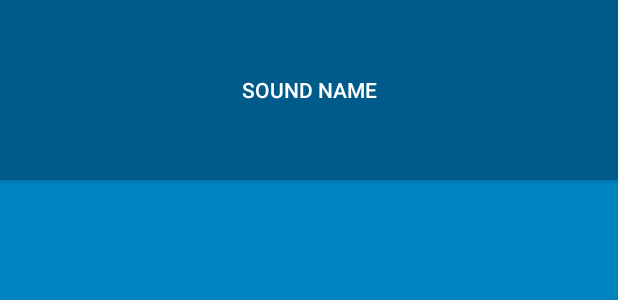
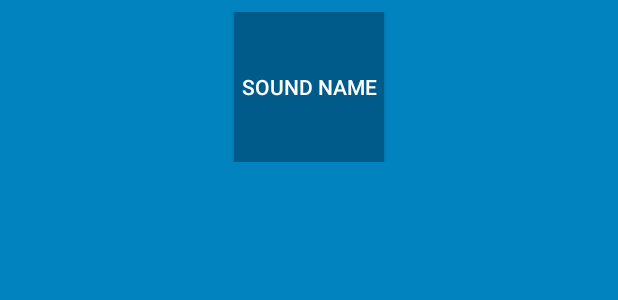
Before and after one commit to bnickodemus/BeatBox, an Android app: the layout list_item_sound.xml on its own in the app's theme, with its tools: preview values and no code run, on a phone screen of 412 x 824 dp. Shown: the top 300 px of the screen. Run offline under Robolectric (Android 15) with nearby library versions, the light colour scheme and no system bars.

Commit message:
made buttons uniform

```diff
--- a/app/src/main/res/layout/list_item_sound.xml
+++ b/app/src/main/res/layout/list_item_sound.xml
@@ -6,10 +6,16 @@
             name="viewModel"
             type="com.brocnickodemus.beatbox.SoundViewModel"/>
     </data>
+    <FrameLayout
+        android:layout_width="match_parent"
+        android:layout_height="wrap_content"
+        android:layout_margin="8dp">
     <Button
-        android:layout_width="match_parent"
-        android:layout_height="120dp"
+        android:layout_width="100dp"
+        android:layout_height="100dp"
+        android:layout_gravity="center"
         android:onClick="@{() -> viewModel.onButtonClicked()}"
         android:text="@{viewModel.title}"
         tools:text="Sound name"/>
+    </FrameLayout>
 </layout>
```
